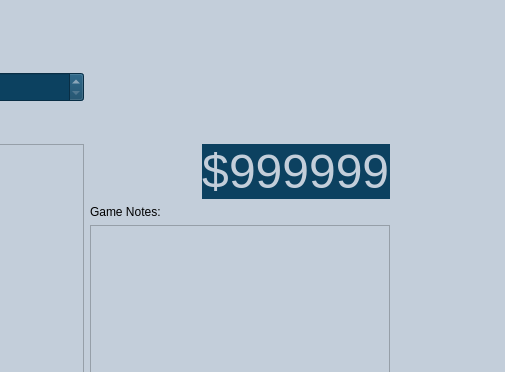
Above: ui/pyRailBaron.ui from levonbragg/qtRailBaron before the change; both pictures show x 444 to 949 and y 0 to 372 of the 949 by 820 pixel window. Below: the same form after it.
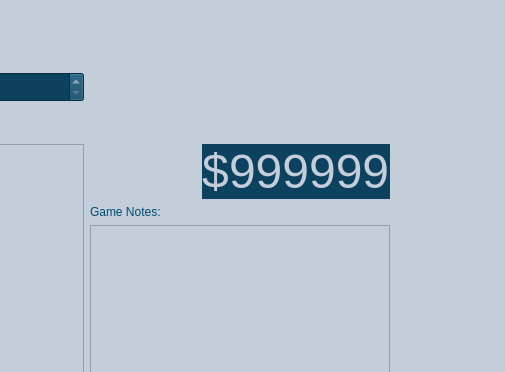
That is the form after the change.

Commit message: Update color scheme on "game notes" label

```diff
--- a/ui/pyRailBaron.ui
+++ b/ui/pyRailBaron.ui
@@ -412,6 +412,9 @@
          <layout class="QVBoxLayout" name="verticalLayout_4">
           <item>
            <widget class="QLabel" name="label_6">
+            <property name="styleSheet">
+             <string notr="true">color: rgb(0, 75, 112);</string>
+            </property>
             <property name="text">
              <string>Game Notes:</string>
             </property>
```
Left out of the diff: 12 changed lines with no effect on the pictures. The commit also changes 1 other file.
